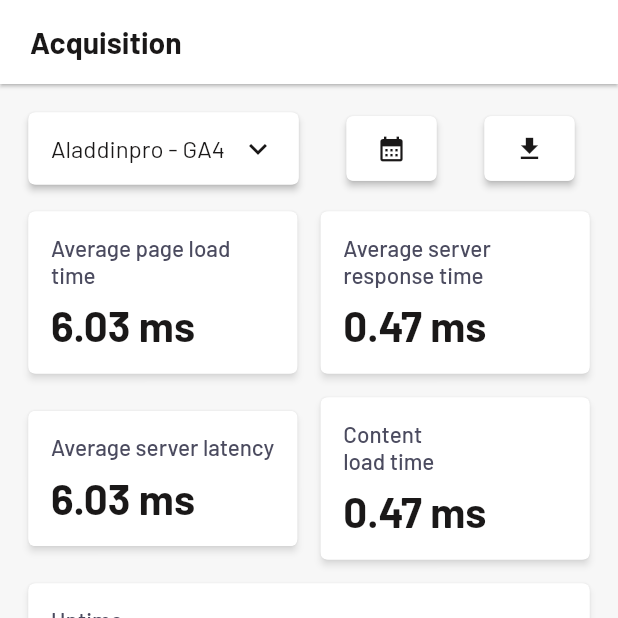
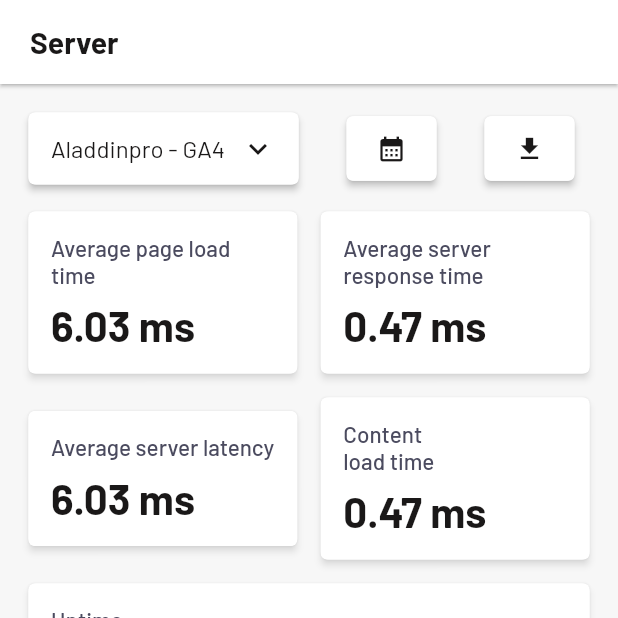
Before and after one commit to mirza-d3x/red_dog, a Flutter app: the ServerScreen screen opened directly, on a phone screen of 412 x 824 dp, the top half of it. Run offline on Flutter 3.47's test engine with Material 3 defaults, Android fonts, the phone set to English and light mode, and no system bars; drawn by our look-alikes of fl_chart; our stand-ins replace charts_flutter, percent_indicator, syncfusion_flutter_charts; missing offline and left inert: countries_world_map.

Commit message:
edited server screen

```diff
--- a/lib/features/tabs/enquiries_screen.dart
+++ b/lib/features/tabs/enquiries_screen.dart
@@ -10,6 +10,8 @@ class EnquiryScreen extends StatefulWidget {
 class _EnquiryScreenState extends State<EnquiryScreen> {
   @override
   Widget build(BuildContext context) {
-    return const Placeholder();
+    return SafeArea(
+        child: Scaffold()
+    );
   }
 }
--- a/lib/features/tabs/server_screen.dart
+++ b/lib/features/tabs/server_screen.dart
@@ -28,7 +28,7 @@ class _ServerScreenState extends State<ServerScreen> {
   Widget build(BuildContext context) {
     return SafeArea(
         child: Scaffold(
-          appBar: commonAppBar(context, 'Acquisition'),
+          appBar: commonAppBar(context, 'Server'),
           backgroundColor: bgColor,
           body: SingleChildScrollView(
             padding: const EdgeInsets.all(15.0),
```
